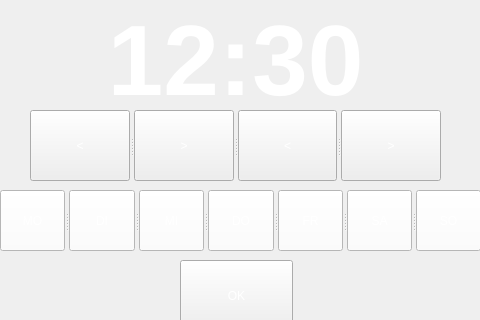
Above: arsch.ui from dgow/PiClock before the change. Below: the same form after it.
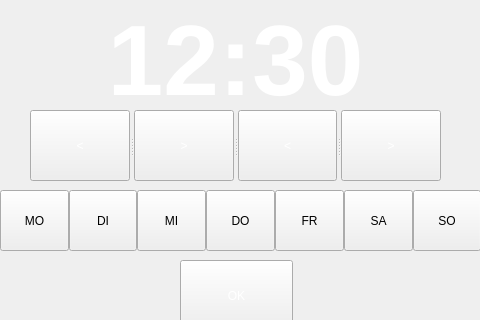
That is the form after the change. Custom widgets are drawn as their Qt base class.

The edit to the form file:
```diff
--- a/arsch.ui
+++ b/arsch.ui
@@ -73,86 +73,106 @@
    <property name="orientation">
     <enum>Qt::Horizontal</enum>
    </property>
-   <widget class="QPushButton" name="pushButton_2">
-    <property name="styleSheet">
-     <string notr="true">background-color: rgb(255, 255, 255);
-color: rgb(255, 255, 255);</string>
+   <property name="opaqueResize">
+    <bool>false</bool>
+   </property>
+   <property name="handleWidth">
+    <number>0</number>
+   </property>
+   <widget class="WeekDayButton" name="mo_button">
+    <property name="toolTip">
+     <string>1</string>
     </property>
     <property name="text">
      <string>MO</string>
     </property>
+    <property name="checkable">
+     <bool>true</bool>
+    </property>
     <property name="flat">
      <bool>false</bool>
     </property>
    </widget>
-   <widget class="QPushButton" name="pushButton_3">
-    <property name="styleSheet">
-     <string notr="true">background-color: rgb(255, 255, 255);
-color: rgb(255, 255, 255);</string>
+   <widget class="WeekDayButton" name="di_button">
+    <property name="toolTip">
+     <string>2</string>
     </property>
     <property name="text">
      <string>DI</string>
     </property>
+    <property name="checkable">
+     <bool>true</bool>
+    </property>
     <property name="flat">
      <bool>false</bool>
     </property>
    </widget>
-   <widget class="QPushButton" name="pushButton_4">
-    <property name="styleSheet">
-     <string notr="true">background-color: rgb(255, 255, 255);
-color: rgb(255, 255, 255);</string>
+   <widget class="WeekDayButton" name="mi_button">
+    <property name="toolTip">
+     <string>3</string>
     </property>
     <property name="text">
      <string>MI</string>
     </property>
+    <property name="checkable">
+     <bool>true</bool>
+    </property>
     <property name="flat">
      <bool>false</bool>
     </property>
    </widget>
-   <widget class="QPushButton" name="pushButton_5">
-    <property name="styleSheet">
-     <string notr="true">background-color: rgb(255, 255, 255);
-color: rgb(255, 255, 255);</string>
+   <widget class="WeekDayButton" name="do_button">
+    <property name="toolTip">
+     <string>4</string>
     </property>
     <property name="text">
      <string>DO</string>
     </property>
+    <property name="checkable">
+     <bool>true</bool>
+    </property>
     <property name="flat">
      <bool>false</bool>
     </property>
    </widget>
-   <widget class="QPushButton" name="pushButton_6">
-    <property name="styleSheet">
-     <string notr="true">background-color: rgb(255, 255, 255);
-color: rgb(255, 255, 255);</string>
+   <widget class="WeekDayButton" name="fr_button">
+    <property name="toolTip">
+     <string>5</string>
     </property>
     <property name="text">
      <string>FR</string>
     </property>
+    <property name="checkable">
+     <bool>true</bool>
+    </property>
     <property name="flat">
      <bool>false</bool>
     </property>
    </widget>
-   <widget class="QPushButton" name="pushButton_7">
-    <property name="styleSheet">
-     <string notr="true">background-color: rgb(255, 255, 255);
-color: rgb(255, 255, 255);</string>
+   <widget class="WeekDayButton" name="sa_button">
+    <property name="toolTip">
+     <string>6</string>
     </property>
     <property name="text">
      <string>SA</string>
     </property>
+    <property name="checkable">
+     <bool>true</bool>
+    </property>
     <property name="flat">
      <bool>false</bool>
     </property>
    </widget>
-   <widget class="QPushButton" name="pushButton_8">
-    <property name="styleSheet">
-     <string notr="true">background-color: rgb(255, 255, 255);
-color: rgb(255, 255, 255);</string>
+   <widget class="WeekDayButton" name="so_button">
+    <property name="toolTip">
+     <string>7</string>
     </property>
     <property name="text">
      <string>SO</string>
     </property>
+    <property name="checkable">
+     <bool>true</bool>
+    </property>
     <property name="flat">
      <bool>false</bool>
     </property>
@@ -216,6 +236,13 @@
    </widget>
   </widget>
  </widget>
+ <customwidgets>
+  <customwidget>
+   <class>WeekDayButton</class>
+   <extends>QPushButton</extends>
+   <header>weekdaybutton.h</header>
+  </customwidget>
+ </customwidgets>
  <resources/>
  <connections/>
 </ui>
```
